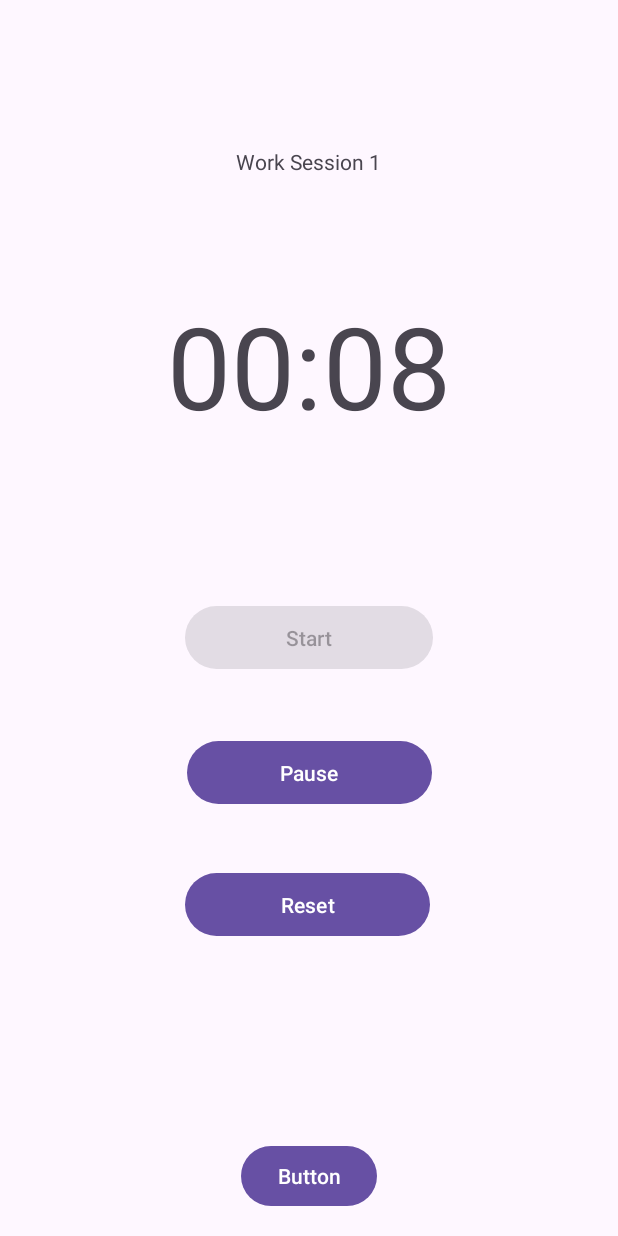
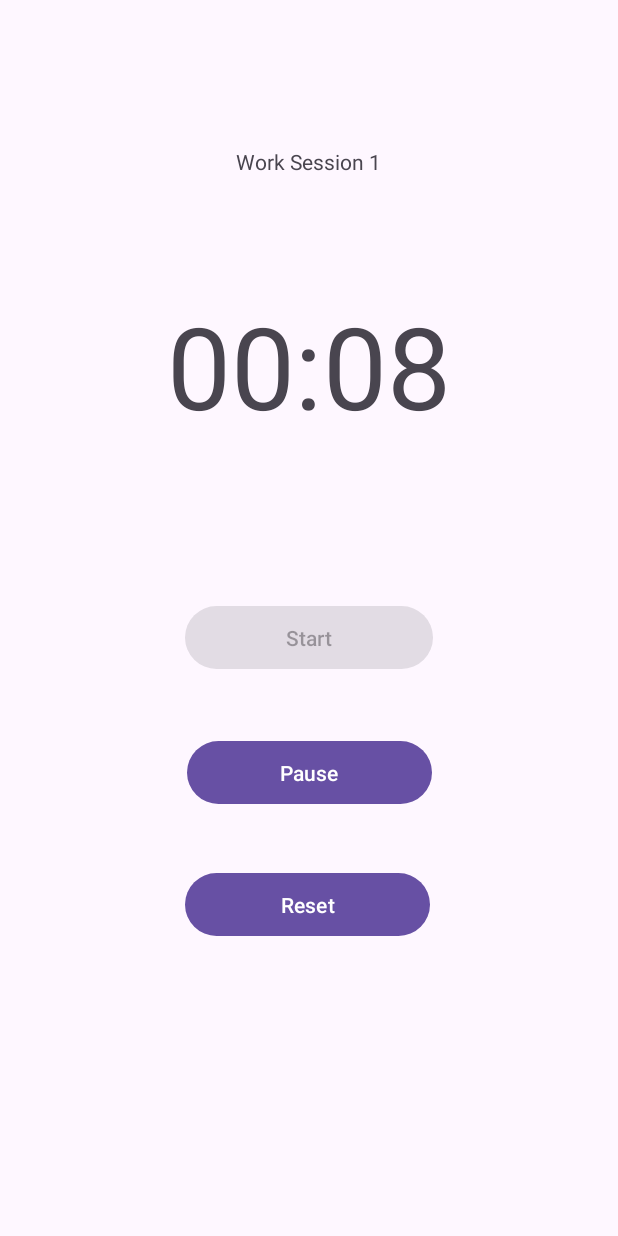
Before and after one commit to Moizsh10/Pomodoro_Technique_app, an Android app: the screen it shows after launch (MainActivity), after a tap on "Start", on a phone screen of 412 x 824 dp. Run offline under Robolectric (Android 15) with nearby library versions, the phone set to English and light mode, and no system bars; 1 statement that could not run was skipped.

Commit message:
Initialized data when state machine is constructed, removed audio test buttons and test methods now that audio is properly implemented

```diff
--- a/app/src/main/java/com/example/pomodoro_technique_app/StateMachine.java
+++ b/app/src/main/java/com/example/pomodoro_technique_app/StateMachine.java
@@ -14,14 +14,6 @@ import java.util.TimerTask;
 public class StateMachine{
     Context context;
     Activity activity;
-    public StateMachine(Context nContext, Activity nActivity) {
-        this.context = nContext;
-        this.activity = nActivity;
-    }
-    //Time periods are in format MINUTES * MILLISECOND CONVERSION VALUE;
-//    private int workPeriod = 25 * 60000;
-//    private int breakPeriodShort = 10 * 60000;
-//    private int breakPeriodLong = 30 * 60000;
     final int dataPoints = 3;
 
     //[0] will be for work period, [1] will be for short break period, [2] will be for long break period for the following 3 arrays
@@ -29,6 +21,17 @@ public class StateMachine{
     final int[] trackSessions = {4, 4, 1};
     private int[] numSessions = new int[3];
     //***************************************************
+
+    public StateMachine(Context nContext, Activity nActivity) {
+        this.context = nContext;
+        this.activity = nActivity;
+        timerInvervals = initData(nContext);
+    }
+    //Time periods are in format MINUTES * MILLISECOND CONVERSION VALUE;
+//    private int workPeriod = 25 * 60000;
+//    private int breakPeriodShort = 10 * 60000;
+//    private int breakPeriodLong = 30 * 60000;
+
     private int whichIndex;
     private boolean shortBreak = false;
     private boolean workSession = true;
@@ -46,12 +49,6 @@ public class StateMachine{
         }
 
         Log.d(TAG,"Index: "+ whichIndex +" chosen");
-
-        // check if data from files has been read in
-        if(timerInvervals[0] == 0){
-            timerInvervals = initData();
-            Log.d(TAG, "Data imported for first time");
-        }
 
         switch(type) {
             case 1:
@@ -204,11 +201,11 @@ public class StateMachine{
     }
 
     //Initialize data like file info and set up audio files
-    public int[] initData(){
-        RetrieveData file = new RetrieveData(context);
+    public int[] initData(Context aContext){
+        RetrieveData file = new RetrieveData(aContext);
         file.readFileData();
         int[] fileData = file.timePeriods;
-        alarm = new PlayAudio(context);
+        alarm = new PlayAudio(aContext);
         alarm.loadSound();
         return fileData;
     }
--- a/app/src/main/res/layout/activity_main.xml
+++ b/app/src/main/res/layout/activity_main.xml
@@ -69,15 +69,4 @@
         app:layout_constraintTop_toTopOf="parent"
         app:layout_constraintVertical_bias="0.865" />
 
-    <Button
-        android:id="@+id/testButton"
-        android:layout_width="wrap_content"
-        android:layout_height="wrap_content"
-        android:layout_marginBottom="16dp"
-        android:onClick="testMethod"
-        android:text="Button"
-        app:layout_constraintBottom_toBottomOf="parent"
-        app:layout_constraintEnd_toEndOf="parent"
-        app:layout_constraintStart_toStartOf="parent" />
-
 </androidx.constraintlayout.widget.ConstraintLayout>
```
Also changed, not shown: app/src/main/java/com/example/pomodoro_technique_app/MainActivity.java (+0 -25 lines).
